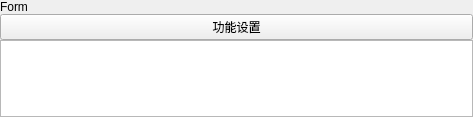
Above: plugins/Base_Output/OutputWidget.ui from asd977/base_cae before the change. Below: the same form after it.
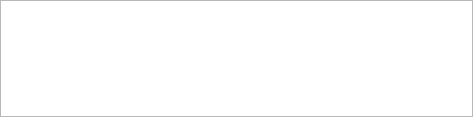
That is the form after the change.

Patch:
```diff
--- a/plugins/Base_Output/OutputWidget.ui
+++ b/plugins/Base_Output/OutputWidget.ui
@@ -38,37 +38,10 @@
    <property name="bottomMargin">
     <number>0</number>
    </property>
-      <item>
-    <widget class="QLabel" name="pageNameLabel">
-     <property name="text">
-      <string>Form</string>
-     </property>
-    </widget>
-   </item>
    <item>
-    <widget class="QPushButton" name="sectionTitleButton">
-     <property name="text">
-      <string>功能设置</string>
-     </property>
-    </widget>
+    <widget class="QTextEdit" name="textEdit"/>
    </item>
-<item>
-    <widget class="QTextEdit" name="textEdit" />
-   </item>
-     <item>
-    <spacer name="verticalSpacer">
-     <property name="orientation">
-      <enum>Qt::Vertical</enum>
-     </property>
-     <property name="sizeHint" stdset="0">
-      <size>
-       <width>20</width>
-       <height>40</height>
-      </size>
-     </property>
-    </spacer>
-   </item>
-</layout>
+  </layout>
  </widget>
  <resources />
  <connections />
```
Left out of the diff: 6 changed lines with no effect on the pictures.
